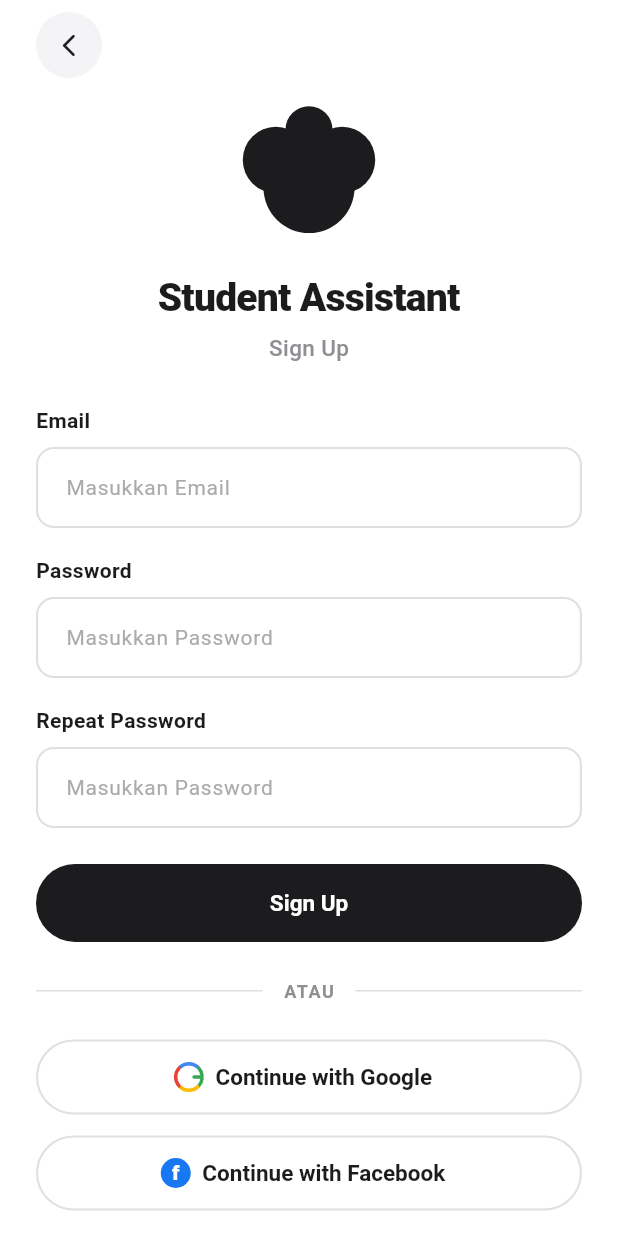
After one commit to umriafif/prototype-student-assistant, a Flutter app: the screen it shows after launch, after a tap on "Register", on a phone screen of 412 x 824 dp. The commit adds this screen. Run offline on Flutter 3.47's test engine with Material 3 defaults, Android fonts, the phone set to English and light mode, and no system bars.

Commit message:
Signup page

```diff
--- a/lib/chat_screen.dart
+++ b/lib/chat_screen.dart
@@ -1,4 +1,6 @@
 import 'package:flutter/material.dart';
+
+import 'signup_screen.dart';
 
 const Color _panel = Color(0xFFFFFFFF);
 const Color _border = Color(0xFFE8E8EA);
@@ -25,12 +27,12 @@ class ChatScreen extends StatelessWidget {
   Widget build(BuildContext context) {
     return Scaffold(
       backgroundColor: _panel,
-      body: const Column(
+      body: Column(
         children: [
           _Header(),
-          Divider(height: 1, thickness: 1, color: _border),
-          Expanded(child: _ChatList()),
-          _InputBar(),
+          const Divider(height: 1, thickness: 1, color: _border),
+          const Expanded(child: _ChatList()),
+          const _InputBar(),
         ],
       ),
     );
@@ -49,17 +51,33 @@ class _Header extends StatelessWidget {
         children: [
           const _Hamburger(),
           Row(
-            children: const [
+            children: [
               _HeaderButton(
                 label: 'Sign in',
-                background: Color(0xFFECECEE),
+                background: const Color(0xFFECECEE),
                 foreground: _dark,
+                onTap: () {
+                  ScaffoldMessenger.of(context)
+                    ..hideCurrentSnackBar()
+                    ..showSnackBar(
+                      const SnackBar(
+                        content: Text('Halaman Sign In belum tersedia'),
                       ),
-              SizedBox(width: 8),
+                    );
+                },
+              ),
+              const SizedBox(width: 8),
               _HeaderButton(
                 label: 'Register',
                 background: _dark,
                 foreground: Colors.white,
+                onTap: () {
+                  Navigator.of(context).push(
+                    MaterialPageRoute<void>(
+                      builder: (_) => const SignUpScreen(),
+                    ),
+                  );
+                },
               ),
             ],
           ),
@@ -100,15 +118,19 @@ class _HeaderButton extends StatelessWidget {
     required this.label,
     required this.background,
     required this.foreground,
+    this.onTap,
   });
 
   final String label;
   final Color background;
   final Color foreground;
+  final VoidCallback? onTap;
 
   @override
   Widget build(BuildContext context) {
-    return Container(
+    return GestureDetector(
+      onTap: onTap,
+      child: Container(
         padding: const EdgeInsets.symmetric(horizontal: 18, vertical: 8),
         decoration: BoxDecoration(
           color: background,
@@ -120,6 +142,7 @@ class _HeaderButton extends StatelessWidget {
             fontSize: 13.5,
             fontWeight: FontWeight.w600,
             color: foreground,
+          ),
         ),
       ),
     );
--- /dev/null
+++ b/lib/signup_screen.dart
@@ -0,0 +1,434 @@
+import 'dart:math' as math;
+
+import 'package:flutter/material.dart';
+
+const _primary = Color(0xFF1C1C1E);
+const _labelGrey = Color(0xFF8E8E93);
+const _hintGrey = Color(0xFFABABAB);
+const _borderGrey = Color(0xFFE0E0E0);
+
+class SignUpScreen extends StatefulWidget {
+  const SignUpScreen({super.key});
+
+  @override
+  State<SignUpScreen> createState() => _SignUpScreenState();
+}
+
+class _SignUpScreenState extends State<SignUpScreen> {
+  final _formKey = GlobalKey<FormState>();
+  final _emailController = TextEditingController();
+  final _passwordController = TextEditingController();
+  final _confirmController = TextEditingController();
+
+  @override
+  void dispose() {
+    _emailController.dispose();
+    _passwordController.dispose();
+    _confirmController.dispose();
+    super.dispose();
+  }
+
+  void _showSnackBar(String message) {
+    ScaffoldMessenger.of(context)
+      ..hideCurrentSnackBar()
+      ..showSnackBar(SnackBar(content: Text(message)));
+  }
+
+  String? _validateEmail(String? value) {
+    final email = value?.trim() ?? '';
+    if (email.isEmpty) return 'Email wajib diisi';
+    final pattern = RegExp(r'^[\w\.\-]+@([\w\-]+\.)+[\w\-]{2,4}$');
+    if (!pattern.hasMatch(email)) return 'Format email tidak valid';
+    return null;
+  }
+
+  String? _validatePassword(String? value) {
+    if (value == null || value.isEmpty) return 'Password wajib diisi';
+    if (value.length < 6) return 'Password minimal 6 karakter';
+    return null;
+  }
+
+  String? _validateConfirmPassword(String? value) {
+    if (value == null || value.isEmpty) {
+      return 'Konfirmasi password wajib diisi';
+    }
+    if (value != _passwordController.text) return 'Password tidak cocok';
+    return null;
+  }
+
+  void _onSignUp() {
+    if (!_formKey.currentState!.validate()) return;
+    _showSnackBar('Registrasi berhasil (demo)');
+  }
+
+  InputDecoration _decoration(String hint) {
+    final outline = OutlineInputBorder(
+      borderRadius: BorderRadius.circular(12),
+      borderSide: const BorderSide(color: _borderGrey, width: 1.4),
+    );
+    return InputDecoration(
+      hintText: hint,
+      hintStyle: const TextStyle(color: _hintGrey, fontSize: 14),
+      contentPadding: const EdgeInsets.symmetric(horizontal: 16, vertical: 15),
+      enabledBorder: outline,
+      focusedBorder: outline.copyWith(
+        borderSide: const BorderSide(color: _primary, width: 1.4),
+      ),
+      errorBorder: outline.copyWith(
+        borderSide: const BorderSide(color: Color(0xFFE53935), width: 1.4),
+      ),
+      focusedErrorBorder: outline.copyWith(
+        borderSide: const BorderSide(color: Color(0xFFE53935), width: 1.4),
+      ),
+    );
+  }
+
+  Widget _fieldLabel(String text) {
+    return Padding(
+      padding: const EdgeInsets.only(bottom: 8),
+      child: Text(
+        text,
+        style: const TextStyle(
+          color: _primary,
+          fontSize: 14,
+          fontWeight: FontWeight.w600,
+        ),
+      ),
+    );
+  }
+
+  @override
+  Widget build(BuildContext context) {
+    return Scaffold(
+      backgroundColor: Colors.white,
+      body: SafeArea(
+        child: SingleChildScrollView(
+          padding: const EdgeInsets.fromLTRB(24, 8, 24, 32),
+          child: Center(
+            child: ConstrainedBox(
+              constraints: const BoxConstraints(maxWidth: 460),
+              child: Column(
+                crossAxisAlignment: CrossAxisAlignment.stretch,
+                children: [
+                  Align(
+                    alignment: Alignment.centerLeft,
+                    child: _BackButton(
+                      onTap: () => Navigator.of(context).maybePop(),
+                    ),
+                  ),
+                  const SizedBox(height: 16),
+                  const Center(child: AppLogo(size: 92)),
+                  const SizedBox(height: 20),
+                  const Center(
+                    child: Text(
+                      'Student Assistant',
+                      style: TextStyle(
+                        color: _primary,
+                        fontSize: 26,
+                        fontWeight: FontWeight.w800,
+                        letterSpacing: -0.5,
+                      ),
+                    ),
+                  ),
+                  const SizedBox(height: 4),
+                  const Center(
+                    child: Text(
+                      'Sign Up',
+                      style: TextStyle(
+                        color: _labelGrey,
+                        fontSize: 15,
+                        fontWeight: FontWeight.w500,
+                      ),
+                    ),
+                  ),
+                  const SizedBox(height: 28),
+                  Form(
+                    key: _formKey,
+                    child: Column(
+                      crossAxisAlignment: CrossAxisAlignment.stretch,
+                      children: [
+                        _fieldLabel('Email'),
+                        TextFormField(
+                          controller: _emailController,
+                          keyboardType: TextInputType.emailAddress,
+                          textInputAction: TextInputAction.next,
+                          autocorrect: false,
+                          validator: _validateEmail,
+                          decoration: _decoration('Masukkan Email'),
+                        ),
+                        const SizedBox(height: 18),
+                        _fieldLabel('Password'),
+                        TextFormField(
+                          controller: _passwordController,
+                          obscureText: true,
+                          textInputAction: TextInputAction.next,
+                          enableSuggestions: false,
+                          autocorrect: false,
+                          validator: _validatePassword,
+                          decoration: _decoration('Masukkan Password'),
+                        ),
+                        const SizedBox(height: 18),
+                        _fieldLabel('Repeat Password'),
+                        TextFormField(
+                          controller: _confirmController,
+                          obscureText: true,
+                          textInputAction: TextInputAction.done,
+                          enableSuggestions: false,
+                          autocorrect: false,
+                          validator: _validateConfirmPassword,
+                          decoration: _decoration('Masukkan Password'),
+                        ),
+                        const SizedBox(height: 24),
+                        SizedBox(
+                          height: 52,
+                          child: FilledButton(
+                            onPressed: _onSignUp,
+                            style: FilledButton.styleFrom(
+                              backgroundColor: _primary,
+                              foregroundColor: Colors.white,
+                              shape: const StadiumBorder(),
+                              textStyle: const TextStyle(
+                                fontSize: 15,
+                                fontWeight: FontWeight.w700,
+                              ),
+                            ),
+                            child: const Text('Sign Up'),
+                          ),
+                        ),
+                      ],
+                    ),
+                  ),
+                  const SizedBox(height: 24),
+                  const _OrDivider(),
+                  const SizedBox(height: 24),
+                  SizedBox(
+                    height: 50,
+                    child: OutlinedButton.icon(
+                      onPressed: () =>
+                          _showSnackBar('Login dengan Google belum tersedia'),
+                      icon: const _GoogleLogo(size: 20),
+                      label: const Text('Continue with Google'),
+                      style: _outlineStyle,
+                    ),
+                  ),
+                  const SizedBox(height: 14),
+                  SizedBox(
+                    height: 50,
+                    child: OutlinedButton.icon(
+                      onPressed: () =>
+                          _showSnackBar('Login dengan Facebook belum tersedia'),
+                      icon: const _FacebookLogo(size: 20),
+                      label: const Text('Continue with Facebook'),
+                      style: _outlineStyle,
+                    ),
+                  ),
+                  const SizedBox(height: 18),
+                  SizedBox(
+                    height: 50,
+                    child: OutlinedButton(
+                      onPressed: () =>
+                          _showSnackBar('Halaman Sign In belum tersedia'),
+                      style: _outlineStyle,
+                      child: const Text('Sign In'),
+                    ),
+                  ),
+                ],
+              ),
+            ),
+          ),
+        ),
+      ),
+    );
+  }
+
+  ButtonStyle get _outlineStyle => OutlinedButton.styleFrom(
+    backgroundColor: Colors.white,
+    foregroundColor: _primary,
+    side: const BorderSide(color: _borderGrey, width: 1.4),
+    shape: const StadiumBorder(),
+    textStyle: const TextStyle(fontSize: 15, fontWeight: FontWeight.w600),
+  );
+}
+
+class _BackButton extends StatelessWidget {
+  const _BackButton({required this.onTap});
+
+  final VoidCallback onTap;
+
+  @override
+  Widget build(BuildContext context) {
+    return Material(
+      color: const Color(0xFFF4F4F6),
+      shape: const CircleBorder(),
+      child: InkWell(
+        onTap: onTap,
+        customBorder: const CircleBorder(),
+        child: const SizedBox(
+          width: 44,
+          height: 44,
+          child: Icon(
+            Icons.arrow_back_ios_new_rounded,
+            size: 18,
+            color: Color(0xFF1C1C1E),
+          ),
+        ),
+      ),
+    );
+  }
+}
+
+class _OrDivider extends StatelessWidget {
+  const _OrDivider();
+
+  @override
+  Widget build(BuildContext context) {
+    return const Row(
+      children: [
+        Expanded(child: Divider(color: _borderGrey, thickness: 1)),
+        Padding(
+          padding: EdgeInsets.symmetric(horizontal: 14),
+          child: Text(
+            'ATAU',
+            style: TextStyle(
+              color: _labelGrey,
+              fontSize: 12,
+              fontWeight: FontWeight.w600,
+              letterSpacing: 1,
+            ),
+          ),
+        ),
+        Expanded(child: Divider(color: _borderGrey, thickness: 1)),
+      ],
+    );
+  }
+}
+
+class AppLogo extends StatelessWidget {
+  const AppLogo({super.key, required this.size});
+
+  final double size;
+
+  @override
+  Widget build(BuildContext context) {
+    return CustomPaint(size: Size.square(size), painter: _AppLogoPainter());
+  }
+}
+
+class _AppLogoPainter extends CustomPainter {
+  @override
+  void paint(Canvas canvas, Size size) {
+    final s = size.width;
+    final paint = Paint()..color = const Color(0xFF1C1C1E);
+    final lobes = [
+      (Offset(s * 0.5, s * 0.62), s * 0.33),
+      (Offset(s * 0.26, s * 0.42), s * 0.24),
+      (Offset(s * 0.74, s * 0.42), s * 0.24),
+      (Offset(s * 0.5, s * 0.2), s * 0.17),
+      (Offset(s * 0.42, s * 0.78), s * 0.09),
+      (Offset(s * 0.58, s * 0.78), s * 0.09),
+    ];
+    for (final (center, radius) in lobes) {
+      canvas.drawCircle(center, radius, paint);
+    }
+  }
+
+  @override
+  bool shouldRepaint(covariant _AppLogoPainter oldDelegate) => false;
+}
+
+class _GoogleLogo extends StatelessWidget {
+  const _GoogleLogo({required this.size});
+
+  final double size;
+
+  @override
+  Widget build(BuildContext context) {
+    return CustomPaint(size: Size.square(size), painter: _GoogleLogoPainter());
+  }
+}
+
+class _GoogleLogoPainter extends CustomPainter {
+  @override
+  void paint(Canvas canvas, Size size) {
+    final d = size.shortestSide;
+    final strokeWidth = d * 0.115;
+    final radius = (d - strokeWidth) / 2;
+    final center = Offset(d / 2, d / 2);
+    final rect = Rect.fromCircle(center: center, radius: radius);
+    final stroke = Paint()
+      ..style = PaintingStyle.stroke
+      ..strokeWidth = strokeWidth
+      ..strokeCap = StrokeCap.round;
+
+    // Arc start/end angles split by small gaps at the diagonal joints and a
+    // wider opening on the right where the horizontal bar sits.
+    const joints = <(Color, double, double)>[
+      (Color(0xFF4285F4), 228, 84), // blue, top
+      (Color(0xFF34A853), 318, 36), // green, above opening
+      (Color(0xFF34A853), 6, 36), // green, below opening
+      (Color(0xFFFBBC05), 48, 84), // yellow, bottom
+      (Color(0xFFEA4335), 138, 84), // red, left
+    ];
+    for (final (color, start, sweep) in joints) {
+      stroke.color = color;
+      canvas.drawArc(rect, _radians(start), _radians(sweep), false, stroke);
+    }
+
+    // Horizontal green bar reaching inward from the right side of the ring.
+    final startX = center.dx + radius - strokeWidth / 2;
+    final tipX = center.dx + radius * 0.52 - strokeWidth / 2;
+    stroke.color = const Color(0xFF34A853);
+    canvas.drawLine(Offset(startX, center.dy), Offset(tipX, center.dy), stroke);
+  }
+
+  @override
+  bool shouldRepaint(covariant _GoogleLogoPainter oldDelegate) => false;
+}
+
+double _radians(double degrees) => degrees * math.pi / 180;
+
+class _FacebookLogo extends StatelessWidget {
+  const _FacebookLogo({required this.size});
+
+  final double size;
+
+  @override
+  Widget build(BuildContext context) {
+    return CustomPaint(
+      size: Size.square(size),
+      painter: _FacebookLogoPainter(),
+    );
+  }
+}
+
+class _FacebookLogoPainter extends CustomPainter {
+  static const _blue = Color(0xFF1877F2);
+
+  @override
+  void paint(Canvas canvas, Size size) {
+    final d = size.shortestSide;
+    canvas.drawCircle(Offset(d / 2, d / 2), d / 2, Paint()..color = _blue);
+
+    final textPainter = TextPainter(
+      text: TextSpan(
+        text: 'f',
+        style: TextStyle(
+          color: Colors.white,
+          fontSize: d * 0.68,
+          fontWeight: FontWeight.w800,
+        ),
+      ),
+      textDirection: TextDirection.ltr,
+    )..layout();
+    textPainter.paint(
+      canvas,
+      Offset(
+        d / 2 - textPainter.width / 2,
+        d / 2 - textPainter.height / 2 - d * 0.02,
+      ),
+    );
+  }
+
+  @override
+  bool shouldRepaint(covariant _FacebookLogoPainter oldDelegate) => false;
+}
```
Also changed, not shown: 3 other files. Lines whose indentation alone changed are shown as unchanged.
